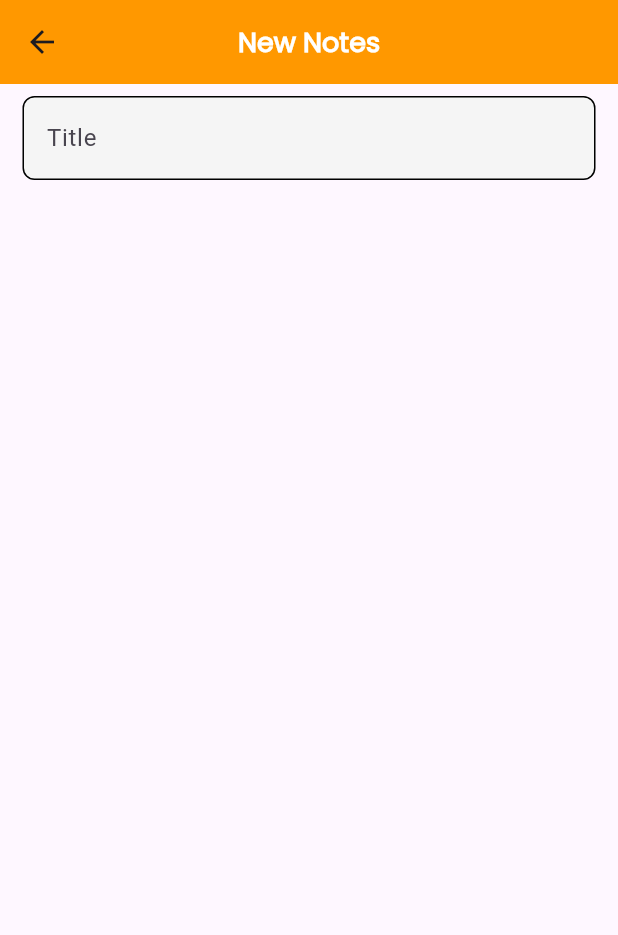
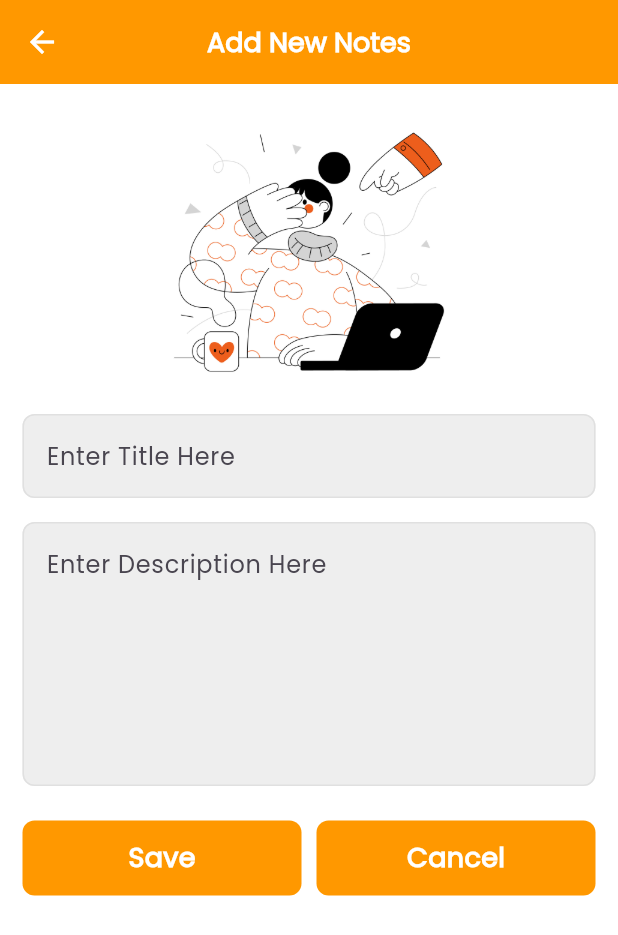
Before and after one commit to HaiderAli228/MindMap-Routines-Manager, a Flutter app: the AddNewNotesView screen opened directly, on a phone screen of 412 x 824 dp. Shown: the top 935 px of the screen. Run offline on Flutter 3.47's test engine with Material 3 defaults, Android fonts, the phone set to English and light mode, and no system bars; our stand-ins replace fluttertoast, sqflite; accounts and stored records are empty.

Commit message:
adding routes , button and textformfields and make code reuseable and change in the mainscreen

```diff
--- a/lib/main.dart
+++ b/lib/main.dart
@@ -1,6 +1,7 @@
 import 'package:flutter/material.dart';
+import 'package:notes/routes/routes.dart';
+import 'package:notes/routes/routes_name.dart';
 import 'package:notes/utils/app_colors.dart';
-import 'package:notes/view/home_view.dart';
 
 void main() {
   runApp(const MyApp());
@@ -18,7 +19,8 @@ class MyApp extends StatelessWidget {
         primaryColor: AppColors.themeColor,
         useMaterial3: true,
       ),
-      home : const HomeView(),
+      initialRoute: RoutesName.homeScreen,
+      onGenerateRoute: Routes.generateRoutes,
     );
   }
 }
--- /dev/null
+++ b/lib/routes/routes_name.dart
@@ -0,0 +1,4 @@
+class RoutesName {
+  static const String homeScreen = "home_screen";
+  static const String addNewScreen = "add_new_screen";
+}
--- /dev/null
+++ b/lib/utils/button.dart
@@ -0,0 +1,34 @@
+import 'package:flutter/material.dart';
+
+import 'app_colors.dart';
+
+class AppButton extends StatelessWidget {
+  const AppButton({required this.text, super.key, required this.onTapFunction});
+  final String text;
+  final VoidCallback onTapFunction;
+
+  @override
+  Widget build(BuildContext context) {
+    return InkWell(
+      onTap: onTapFunction,
+      child: Container(
+        alignment: Alignment.center,
+        padding: const EdgeInsets.all(5),
+        margin: const EdgeInsets.all(5),
+        decoration: BoxDecoration(
+          color: AppColors.themeColor,
+          borderRadius: BorderRadius.circular(8),
+        ),
+        height: 50,
+        child: Text(
+          text,
+          style: const TextStyle(
+              color: AppColors.themeTextColor,
+              fontSize: 18,
+              fontWeight: FontWeight.bold,
+              fontFamily: "Poppins"),
+        ),
+      ),
+    );
+  }
+}
--- /dev/null
+++ b/lib/utils/text_form_fields.dart
@@ -0,0 +1,36 @@
+import 'package:flutter/material.dart';
+
+class TextFormFields extends StatelessWidget {
+  const TextFormFields(
+      {this.maxLinesIs,
+      required this.hintText,
+      required this.controllerValue,
+      super.key});
+  final TextEditingController controllerValue;
+  final String hintText;
+  final int? maxLinesIs;
+  @override
+  Widget build(BuildContext context) {
+    return Padding(
+      padding: const EdgeInsets.symmetric(horizontal: 15, vertical: 8),
+      child: TextFormField(
+        controller: controllerValue,
+        style: const TextStyle(overflow: TextOverflow.ellipsis),
+        maxLines: maxLinesIs ?? 1,
+        decoration: InputDecoration(
+          border: InputBorder.none,
+          filled: true,
+          fillColor: Colors.grey.shade200,
+          hintText: hintText,
+          hintStyle: const TextStyle(fontFamily: "Poppins"),
+          focusedBorder: OutlineInputBorder(
+              borderRadius: BorderRadius.circular(8),
+              borderSide: BorderSide(color: Colors.grey.shade300)),
+          enabledBorder: OutlineInputBorder(
+              borderRadius: BorderRadius.circular(8),
+              borderSide: BorderSide(color: Colors.grey.shade300)),
+        ),
+      ),
+    );
+  }
+}
--- a/lib/view/add_new_notes_view.dart
+++ b/lib/view/add_new_notes_view.dart
@@ -1,4 +1,7 @@
 import 'package:flutter/material.dart';
+import 'package:notes/utils/button.dart';
+import 'package:notes/utils/text_form_fields.dart';
+import 'package:notes/utils/toast_msg.dart';
 
 import '../utils/app_colors.dart';
 
@@ -15,11 +18,13 @@ class _AddNewNotesViewState extends State<AddNewNotesView> {
   @override
   Widget build(BuildContext context) {
     return Scaffold(
+      backgroundColor: Colors.white,
       appBar: AppBar(
+        foregroundColor: Colors.white,
         backgroundColor: AppColors.themeColor,
         centerTitle: true,
         title: const Text(
-          "New Notes",
+          "Add New Notes",
           style: TextStyle(
               color: AppColors.themeTextColor,
               fontSize: 18,
@@ -27,28 +32,48 @@ class _AddNewNotesViewState extends State<AddNewNotesView> {
               fontFamily: "Poppins"),
         ),
       ),
-      body: SingleChildScrollView(
-        child: Center(
+      body: Center(
+        child: SingleChildScrollView(
           child: Column(
             mainAxisAlignment: MainAxisAlignment.center,
-            crossAxisAlignment: CrossAxisAlignment.center,
             children: [
+              const Image(
+                image: AssetImage("assets/images/2.png"),
+                height: 200,
+                fit: BoxFit.cover,
+              ),
+              TextFormFields(
+                controllerValue: titleController,
+                hintText: "Enter Title Here",
+              ),
+              TextFormFields(
+                controllerValue: descriptionController,
+                hintText: "Enter Description Here",
+                maxLinesIs: 6,
+              ),
               Padding(
-                padding:
-                    const EdgeInsets.symmetric(horizontal: 15, vertical: 8),
-                child: TextFormField(
-                  controller: titleController,
-                  style: const TextStyle(overflow: TextOverflow.ellipsis),
-                  decoration: InputDecoration(
-                      border: InputBorder.none,
-                      hintText: "Study Time",
-                      filled: true,
-                      fillColor: Colors.grey.shade100,
-                      label: const Text("Title"),
-                      enabledBorder: OutlineInputBorder(
-                        borderRadius: BorderRadius.circular(8),
-                      )),
+                padding: const EdgeInsets.all(10),
+                child: Row(
+                  children: [
+                    Expanded(
+                        child: AppButton(
+                            text: "Save",
+                            onTapFunction: () {
+                              titleController.clear();
+                              descriptionController.clear();
+                            })),
+                    Expanded(
+                        child: AppButton(
+                            text: "Cancel",
+                            onTapFunction: () {
+                              ToastMsg.toastMsg("Cancelled");
+                              Navigator.pop(context);
+                            })),
+                  ],
                 ),
+              ),
+              const SizedBox(
+                height: 200,
               )
             ],
           ),
```
Also changed, not shown: lib/data/local/database.dart (added, +50 -0 lines), lib/routes/routes.dart (added, +30 -0 lines), lib/view/home_view.dart (+42 -3 lines), assets/images/2.png (added).
